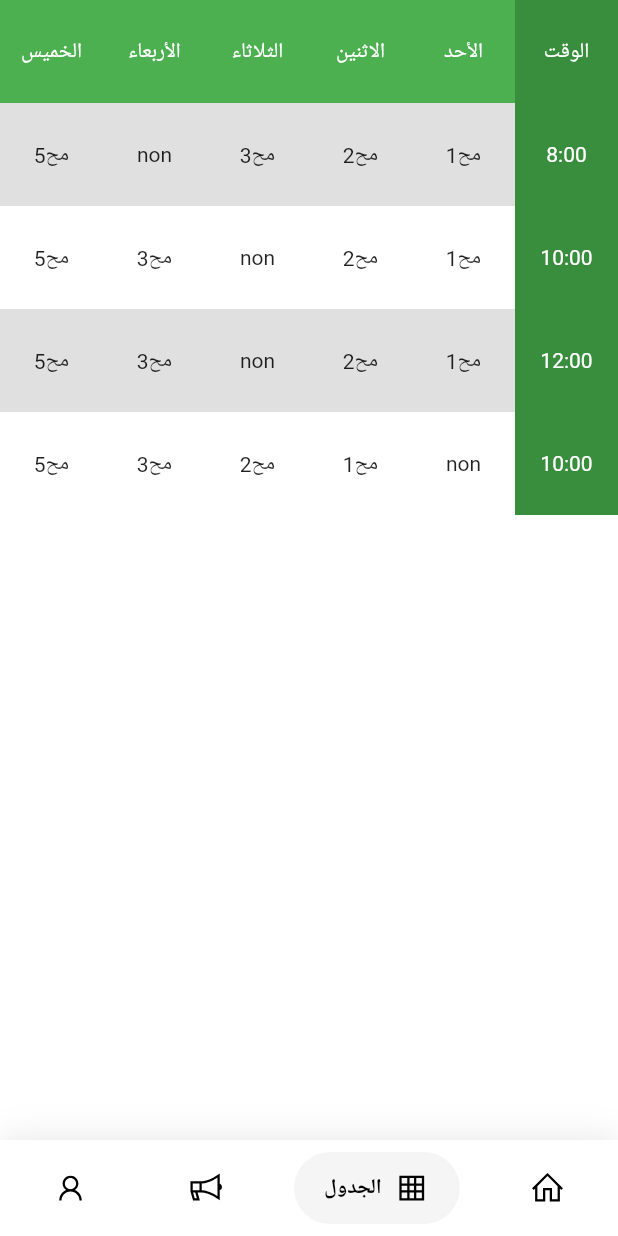
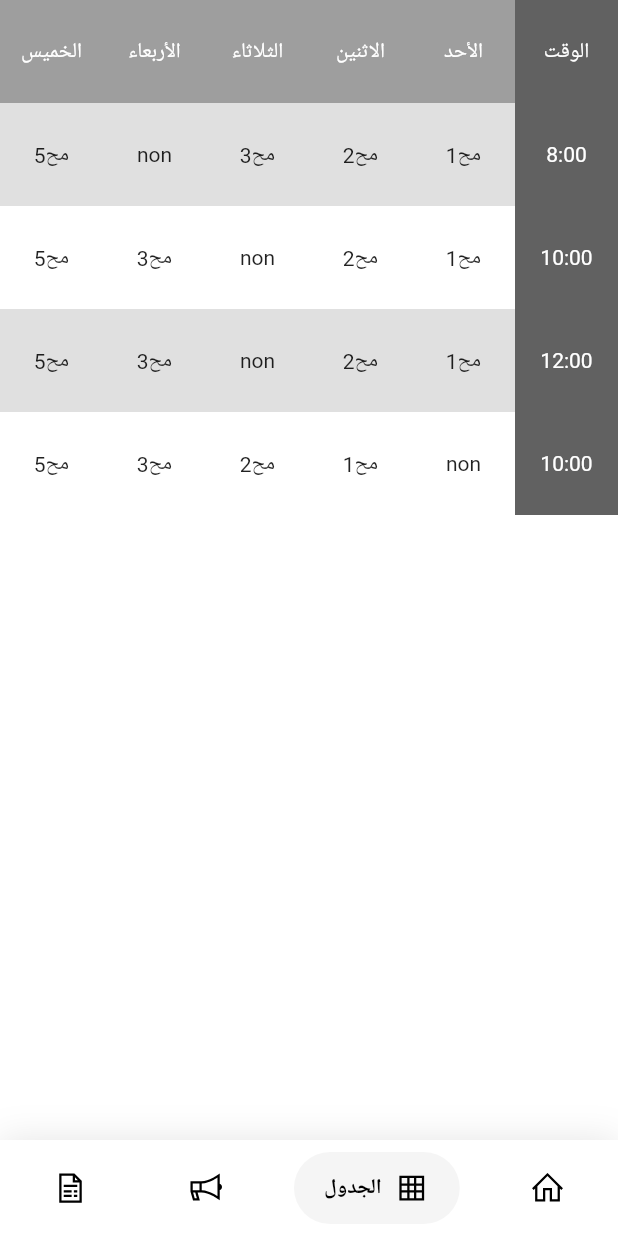
Before and after one commit to aaref-sh/let_me_see, a Flutter app: the screen it shows after launch, item 2 of the bottom bar chosen, on a phone screen of 412 x 824 dp. Run offline on Flutter 3.47's test engine with Material 2 defaults, Android fonts, the phone set to English and light mode, and no system bars; drawn by our look-alikes of google_nav_bar; our stand-ins replace carousel_pro, line_icons; network calls fail.

Commit message:
export to files

```diff
--- a/lib/main.dart
+++ b/lib/main.dart
@@ -1,5 +1,9 @@
 import 'package:flutter/material.dart';
 import 'package:google_nav_bar/google_nav_bar.dart';
+import 'package:let_me_see/screens/Home.dart';
+import 'package:let_me_see/screens/Login.dart';
+import 'package:let_me_see/screens/Notifications.dart';
+import 'package:let_me_see/screens/TableScreen.dart';
 import 'package:line_icons/line_icons.dart';
 import 'package:carousel_pro/carousel_pro.dart';
 
@@ -18,7 +22,7 @@ class MyApp extends StatelessWidget {
         builder: (context, child) {
           return Directionality(textDirection: TextDirection.rtl, child: child);
         },
-        title: "GNav",
+        title: 'my referance',
         theme: ThemeData(
           primaryColor: Colors.grey[800],
         ),
@@ -36,19 +40,11 @@ class _ExampleState extends State<Example> {
   static const TextStyle optionStyle =
       TextStyle(fontSize: 30, fontWeight: FontWeight.w600);
   static List<Widget> _widgetOptions = <Widget>[
-    homeScreen(),
-    tableScreen(),
-    notifications(),
+    HomeScreen(),
+    TableScreen(),
+    Notifications(),
     Text(
       'Likes',
-      style: optionStyle,
-    ),
-    Text(
-      'Search',
-      style: optionStyle,
-    ),
-    Text(
-      'Profile',
       style: optionStyle,
     ),
   ];
@@ -90,8 +86,8 @@ class _ExampleState extends State<Example> {
                     text: 'الإعلانانات',
                   ),
                   GButton(
-                    icon: LineIcons.user,
-                    text: 'Profile',
+                    icon: LineIcons.fileInvoice,
+                    text: 'الطلبات',
                   ),
                 ],
                 selectedIndex: _selectedIndex,
@@ -106,105 +102,3 @@ class _ExampleState extends State<Example> {
     );
   }
 }
-
-notifications() {
-  return ListView(
-    children: [
-      ListTile(
-        leading: Icon(LineIcons.bullhorn),
-        title: Text("إلغاء محاضرة السبت"),
-        subtitle: Text('بواسطة: الدكتور عامر'),
-      )
-    ],
-  );
-}
-
-TextStyle ts = TextStyle(color: Colors.white);
-tableScreen() {
-  return Container(
-    child: GridView.count(
-      crossAxisCount: 6,
-      children: [
-        Container(
-            color: Colors.green[700],
-            child: Center(child: Text('الوقت', style: ts))),
-        Container(
-            color: Colors.green,
-            child: Center(child: Text('الأحد', style: ts))),
-        Container(
-            color: Colors.green,
-            child: Center(child: Text('الاثنين', style: ts))),
-        Container(
-            color: Colors.green,
-            child: Center(child: Text('الثلاثاء', style: ts))),
-        Container(
-            color: Colors.green,
-            child: Center(child: Text('الأربعاء', style: ts))),
-        Container(
-            color: Colors.green,
-            child: Center(child: Text('الخميس', style: ts))),
-        Container(
-            color: Colors.green[700],
-            child: Center(child: Text('8:00', style: ts))),
-        Container(color: Colors.grey[300], child: Center(child: Text('مح1'))),
-        Container(color: Colors.grey[300], child: Center(child: Text('مح2'))),
-        Container(color: Colors.grey[300], child: Center(child: Text('مح3'))),
-        Container(color: Colors.grey[300], child: Center(child: Text('non'))),
-        Container(color: Colors.grey[300], child: Center(child: Text('مح5'))),
-        Container(
-            color: Colors.green[700],
-            child: Center(child: Text('10:00', style: ts))),
-        Center(child: Text('مح1')),
-        Center(child: Text('مح2')),
-        Center(child: Text('non')),
-        Center(child: Text('مح3')),
-        Center(child: Text('مح5')),
-        Container(
-            color: Colors.green[700],
-            child: Center(child: Text('12:00', style: ts))),
-        Container(color: Colors.grey[300], child: Center(child: Text('مح1'))),
-        Container(color: Colors.grey[300], child: Center(child: Text('مح2'))),
-        Container(color: Colors.grey[300], child: Center(child: Text('non'))),
-        Container(color: Colors.grey[300], child: Center(child: Text('مح3'))),
-        Container(color: Colors.grey[300], child: Center(child: Text('مح5'))),
-        Container(
-            color: Colors.green[700],
-            child: Center(child: Text('10:00', style: ts))),
-        Center(child: Text('non')),
-        Center(child: Text('مح1')),
-        Center(child: Text('مح2')),
-        Center(child: Text('مح3')),
-        Center(child: Text('مح5')),
-      ],
-    ),
-  );
-}
-
-homeScreen() {
-  return ListView(
-    children: [
-      Container(
-        child: SizedBox(
-            height: 200.0,
-            width: 350.0,
-            child: Carousel(
-              images: [
-                NetworkImage(
-                    'https://cdn-images-1.medium.com/max/2000/1*GqdzzfB_BHorv7V2NV7Jgg.jpeg'),
-                NetworkImage(
-                    'https://cdn-images-1.medium.com/max/2000/1*wnIEgP1gNMrK5gZU7QS0-A.jpeg')
-              ],
-              dotSize: 4.0,
-              dotSpacing: 15.0,
-              dotColor: Colors.lightGreenAccent,
-              indicatorBgPadding: 5.0,
-              dotBgColor: Colors.purple.withOpacity(0.5),
-              borderRadius: true,
-            )),
-      ),
-      Container(
-          //child: tableScreen(),
-          )
-    ],
-  );
-}
--- /dev/null
+++ b/lib/screens/TableScreen.dart
@@ -0,0 +1,62 @@
+import 'package:flutter/material.dart';
+import 'Home.dart';
+
+class TableScreen extends StatelessWidget {
+  @override
+  Widget build(BuildContext context) {
+    return GridView.count(
+      crossAxisCount: 6,
+      children: [
+        Container(
+            color: Colors.grey[700],
+            child: Center(child: Text('الوقت', style: ts))),
+        Container(
+            color: Colors.grey, child: Center(child: Text('الأحد', style: ts))),
+        Container(
+            color: Colors.grey,
+            child: Center(child: Text('الاثنين', style: ts))),
+        Container(
+            color: Colors.grey,
+            child: Center(child: Text('الثلاثاء', style: ts))),
+        Container(
+            color: Colors.grey,
+            child: Center(child: Text('الأربعاء', style: ts))),
+        Container(
+            color: Colors.grey,
+            child: Center(child: Text('الخميس', style: ts))),
+        Container(
+            color: Colors.grey[700],
+            child: Center(child: Text('8:00', style: ts))),
+        Container(color: Colors.grey[300], child: Center(child: Text('مح1'))),
+        Container(color: Colors.grey[300], child: Center(child: Text('مح2'))),
+        Container(color: Colors.grey[300], child: Center(child: Text('مح3'))),
+        Container(color: Colors.grey[300], child: Center(child: Text('non'))),
+        Container(color: Colors.grey[300], child: Center(child: Text('مح5'))),
+        Container(
+            color: Colors.grey[700],
+            child: Center(child: Text('10:00', style: ts))),
+        Center(child: Text('مح1')),
+        Center(child: Text('مح2')),
+        Center(child: Text('non')),
+        Center(child: Text('مح3')),
+        Center(child: Text('مح5')),
+        Container(
+            color: Colors.grey[700],
+            child: Center(child: Text('12:00', style: ts))),
+        Container(color: Colors.grey[300], child: Center(child: Text('مح1'))),
+        Container(color: Colors.grey[300], child: Center(child: Text('مح2'))),
+        Container(color: Colors.grey[300], child: Center(child: Text('non'))),
+        Container(color: Colors.grey[300], child: Center(child: Text('مح3'))),
+        Container(color: Colors.grey[300], child: Center(child: Text('مح5'))),
+        Container(
+            color: Colors.grey[700],
+            child: Center(child: Text('10:00', style: ts))),
+        Center(child: Text('non')),
+        Center(child: Text('مح1')),
+        Center(child: Text('مح2')),
+        Center(child: Text('مح3')),
+        Center(child: Text('مح5')),
+      ],
+    );
+  }
+}
```
Also changed, not shown: lib/screens/Home.dart (added, +90 -0 lines), lib/screens/Login.dart (added, +13 -0 lines), lib/screens/Notifications.dart (added, +17 -0 lines).
